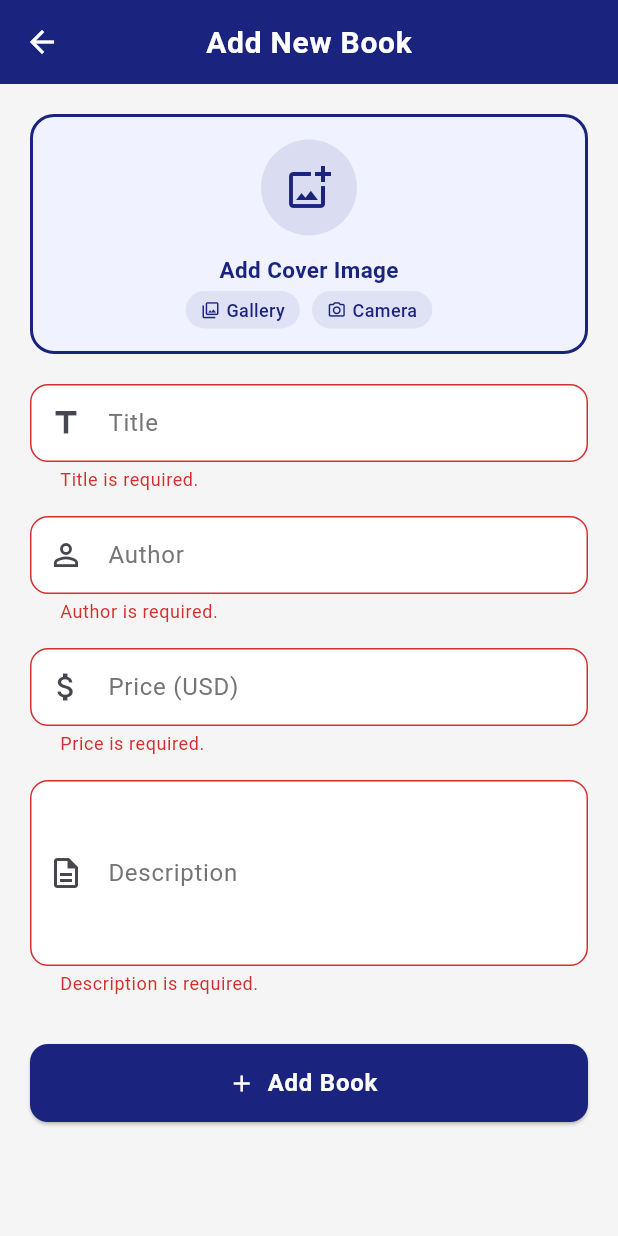
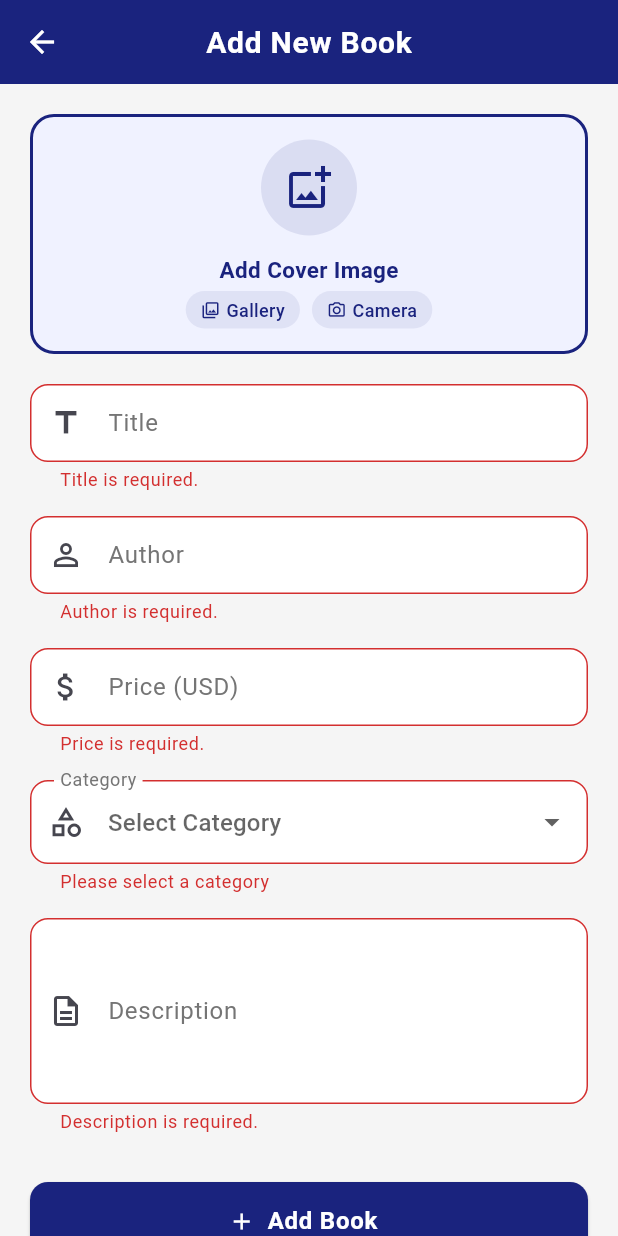
Before and after one commit to thaingocnguyennn/prm393_group3_project, a Flutter app: the AddEditBookScreen screen opened directly, after a tap on "Add Book", on a phone screen of 412 x 824 dp. Run offline on Flutter 3.47's test engine with Material 3 defaults, Android fonts, the phone set to English and light mode, and no system bars; our stand-ins replace cached_network_image, image_picker, shared_preferences, sqflite; accounts and stored records are empty.

Commit message:
feature/book-category

```diff
--- a/lib/main.dart
+++ b/lib/main.dart
@@ -7,9 +7,12 @@ import 'screens/login_screen.dart';
 import 'screens/home_screen.dart';
 import 'utils/app_theme.dart';
 import 'providers/category_provider.dart';
+import 'services/database_helper.dart';
 
 void main() async {
   WidgetsFlutterBinding.ensureInitialized();
+  // 🔥 RESET DATABASE (chỉ dùng khi test)
+  await DatabaseHelper().deleteDatabaseFile();
   runApp(const BookStoreApp());
 }
 
--- a/lib/models/book.dart
+++ b/lib/models/book.dart
@@ -5,6 +5,7 @@ class Book {
   final double price;
   final String image;
   final String description;
+  final int? categoryId;
 
   Book({
     this.id,
@@ -13,6 +14,7 @@ class Book {
     required this.price,
     required this.image,
     required this.description,
+    this.categoryId,
   });
 
   Map<String, dynamic> toMap() {
@@ -23,6 +25,7 @@ class Book {
       'price': price,
       'image': image,
       'description': description,
+      'categoryId': categoryId,
     };
   }
 
@@ -33,6 +36,7 @@ class Book {
       author: map['author'] as String,
       price: (map['price'] as num).toDouble(),
       image: map['image'] as String,
+      categoryId: map['categoryId'] as int?,
       description: map['description'] as String,
     );
   }
@@ -44,6 +48,7 @@ class Book {
     double? price,
     String? image,
     String? description,
+    int? categoryId,
   }) {
     return Book(
       id: id ?? this.id,
@@ -52,6 +57,7 @@ class Book {
       price: price ?? this.price,
       image: image ?? this.image,
       description: description ?? this.description,
+      categoryId: categoryId ?? this.categoryId,
     );
   }
 
--- a/lib/screens/add_edit_book_screen.dart
+++ b/lib/screens/add_edit_book_screen.dart
@@ -3,7 +3,9 @@ import 'package:flutter/material.dart';
 import 'package:image_picker/image_picker.dart';
 import 'package:provider/provider.dart';
 import '../models/book.dart';
+import '../models/category_model.dart';
 import '../providers/book_provider.dart';
+import '../services/database_helper.dart';
 import '../utils/app_theme.dart';
 import '../utils/validators.dart';
 import '../widgets/common_widgets.dart';
@@ -33,6 +35,11 @@ class _AddEditBookScreenState extends State<AddEditBookScreen> {
   /// Holds either a local absolute file path or a remote URL.
   String _imagePath = '';
 
+  /// Category management
+  List<CategoryModel> _categories = [];
+  int? _selectedCategoryId;
+  bool _categoriesLoading = true;
+
   final ImagePicker _picker = ImagePicker();
 
   // ─── LIFECYCLE ─────────────────────────────────────────────────────────────
@@ -48,6 +55,31 @@ class _AddEditBookScreenState extends State<AddEditBookScreen> {
     _descriptionController =
         TextEditingController(text: book?.description ?? '');
     _imagePath = book?.image ?? '';
+    _selectedCategoryId = book?.categoryId;
+
+    _loadCategories();
+  }
+
+  Future<void> _loadCategories() async {
+    try {
+      final categories = await DatabaseHelper().getAllCategories();
+      if (mounted) {
+        setState(() {
+          _categories = categories;
+          _categoriesLoading = false;
+        });
+      }
+    } catch (e) {
+      if (mounted) {
+        setState(() => _categoriesLoading = false);
+        ScaffoldMessenger.of(context).showSnackBar(
+          SnackBar(
+            content: Text('Failed to load categories: $e'),
+            backgroundColor: AppTheme.error,
+          ),
+        );
+      }
+    }
   }
 
   @override
@@ -185,6 +217,16 @@ class _AddEditBookScreenState extends State<AddEditBookScreen> {
       return;
     }
 
+    if (_selectedCategoryId == null) {
+      ScaffoldMessenger.of(context).showSnackBar(
+        const SnackBar(
+          content: Text('Please select a category.'),
+          backgroundColor: AppTheme.error,
+        ),
+      );
+      return;
+    }
+
     final bookProvider = context.read<BookProvider>();
 
     final book = Book(
@@ -194,6 +236,7 @@ class _AddEditBookScreenState extends State<AddEditBookScreen> {
       price: double.parse(_priceController.text.trim()),
       image: _imagePath,
       description: _descriptionController.text.trim(),
+      categoryId: _selectedCategoryId,
     );
 
     final bool success = widget.isEditing
@@ -276,6 +319,90 @@ class _AddEditBookScreenState extends State<AddEditBookScreen> {
                           decimal: true),
                       validator: Validators.price,
                     ),
+                    const SizedBox(height: 16),
+                    // Category Dropdown
+                    if (_categoriesLoading)
+                      const Padding(
+                        padding: EdgeInsets.symmetric(vertical: 16),
+                        child: CircularProgressIndicator(),
+                      )
+                    else if (_categories.isEmpty)
+                      Container(
+                        padding: const EdgeInsets.all(16),
+                        decoration: BoxDecoration(
+                          color: AppTheme.error.withOpacity(0.1),
+                          borderRadius: BorderRadius.circular(12),
+                          border: Border.all(color: AppTheme.error),
+                        ),
+                        child: Column(
+                          children: [
+                            Icon(Icons.warning_outlined,
+                                color: AppTheme.error, size: 32),
+                            const SizedBox(height: 8),
+                            const Text(
+                              'No categories available',
+                              style: TextStyle(
+                                fontWeight: FontWeight.bold,
+                                color: AppTheme.error,
+                              ),
+                            ),
+                            const SizedBox(height: 4),
+                            const Text(
+                              'Please create a category first',
+                              style: TextStyle(
+                                fontSize: 12,
+                                color: AppTheme.textGrey,
+                              ),
+                            ),
+                          ],
+                        ),
+                      )
+                    else
+                      DropdownButtonFormField<int?>(
+                        value: _selectedCategoryId,
+                        hint: const Text('Select Category'),
+                        isExpanded: true,
+                        items: _categories.map((category) {
+                          return DropdownMenuItem<int?>(
+                            value: category.id,
+                            child: Text(category.name),
+                          );
+                        }).toList(),
+                        onChanged: (value) {
+                          setState(() => _selectedCategoryId = value);
+                        },
+                        decoration: InputDecoration(
+                          labelText: 'Category',
+                          hintText: 'Select a category',
+                          prefixIcon: const Icon(Icons.category_outlined),
+                          border: OutlineInputBorder(
+                            borderRadius: BorderRadius.circular(12),
+                          ),
+                          enabledBorder: OutlineInputBorder(
+                            borderRadius: BorderRadius.circular(12),
+                            borderSide: const BorderSide(
+                              color: AppTheme.divider,
+                            ),
+                          ),
+                          focusedBorder: OutlineInputBorder(
+                            borderRadius: BorderRadius.circular(12),
+                            borderSide: const BorderSide(
+                              color: AppTheme.primary,
+                              width: 2,
+                            ),
+                          ),
+                          contentPadding: const EdgeInsets.symmetric(
+                            horizontal: 16,
+                            vertical: 16,
+                          ),
+                        ),
+                        validator: (value) {
+                          if (value == null) {
+                            return 'Please select a category';
+                          }
+                          return null;
+                        },
+                      ),
                     const SizedBox(height: 16),
                     AppTextField(
                       controller: _descriptionController,
--- a/lib/services/database_helper.dart
+++ b/lib/services/database_helper.dart
@@ -24,8 +24,9 @@ class DatabaseHelper {
 
     return await openDatabase(
       path,
-      version: 2,
+      version: 3,
       onCreate: _onCreate,
+      onUpgrade: _onUpgrade,
     );
   }
 
@@ -45,7 +46,9 @@ class DatabaseHelper {
         author TEXT NOT NULL,
         price REAL NOT NULL,
         image TEXT NOT NULL,
-        description TEXT NOT NULL
+        description TEXT NOT NULL,
+        categoryId INTEGER,
+        FOREIGN KEY (categoryId) REFERENCES categories(id)
       )
     ''');
 
@@ -81,9 +84,29 @@ class DatabaseHelper {
         )
       ''');
     }
+    if (oldVersion < 3) {
+      // Add categoryId column to existing books table
+      await db.execute('''
+        ALTER TABLE books ADD COLUMN categoryId INTEGER
+      ''');
+    }
   }
 
   Future<void> _insertSampleBooks(Database db) async {
+    // Insert sample categories first
+    final categories = [
+      {'name': 'Software Development', 'description': 'Books about software development and programming'},
+      {'name': 'Algorithms & Data Structures', 'description': 'Books about algorithms and data structures'},
+      {'name': 'Mobile Development', 'description': 'Books about mobile app development'},
+      {'name': 'Web Development', 'description': 'Books about web development'},
+    ];
+
+    final categoryIds = <int>[];
+    for (final cat in categories) {
+      final id = await db.insert('categories', cat);
+      categoryIds.add(id);
+    }
+
     final sampleBooks = [
       {
         'title': 'Clean Code',
@@ -93,6 +116,7 @@ class DatabaseHelper {
             'https://m.media-amazon.com/images/I/41xShlnTZTL._SX376_BO1,204,203,200_.jpg',
         'description':
             'A handbook of agile software craftsmanship. Even bad code can function. But if code isn\'t clean, it can bring a development organization to its knees.',
+        'categoryId': categoryIds[0],
       },
       {
         'title': 'The Pragmatic Programmer',
@@ -102,6 +126,7 @@ class DatabaseHelper {
             'https://m.media-amazon.com/images/I/51cUVaBWZzL._SX380_BO1,204,203,200_.jpg',
         'description':
             'Your journey to mastery. Examines the core process of software development - finding the right problem to solve, designing a solution, and implementing it.',
+        'categoryId': categoryIds[0],
       },
       {
         'title': 'Design Patterns',
@@ -111,6 +136,7 @@ class DatabaseHelper {
             'https://m.media-amazon.com/images/I/51szD9HC9pL._SX395_BO1,204,203,200_.jpg',
         'description':
             'Elements of Reusable Object-Oriented Software. Capturing a wealth of experience about the design of object-oriented software formatted in a structured and easy-to-read format.',
+        'categoryId': categoryIds[0],
       },
       {
         'title': 'Introduction to Algorithms',
@@ -120,6 +146,7 @@ class DatabaseHelper {
             'https://m.media-amazon.com/images/I/61Pgdn8Ys-L._AC_UL320_.jpg',
         'description':
             'A comprehensive introduction to the modern study of computer algorithms. It presents many algorithms and covers them in considerable depth, yet makes their design and analysis accessible to all levels of readers.',
+        'categoryId': categoryIds[1],
       },
       {
         'title': 'Flutter in Action',
@@ -129,6 +156,7 @@ class DatabaseHelper {
             'https://m.media-amazon.com/images/I/51Dc13JJVWL._SX397_BO1,204,203,200_.jpg',
         'description':
             'A hands-on guide to developing iOS and Android apps with Flutter. Teaches you to build production-quality apps that look great, perform quickly, and feel natural on any platform.',
+        'categoryId': categoryIds[2],
       },
       {
         'title': 'You Don\'t Know JS',
@@ -138,6 +166,7 @@ class DatabaseHelper {
             'https://m.media-amazon.com/images/I/51oSmDaAdFL._SX376_BO1,204,203,200_.jpg',
         'description':
             'A series that dives deep into the core mechanisms of the JavaScript language. Series covers scope & closures, this & object prototypes, types & grammar, async & performance, and ES6 & beyond.',
+        'categoryId': categoryIds[3],
       },
     ];
 
@@ -218,6 +247,39 @@ class DatabaseHelper {
     final db = await database;
     await db.delete('cart', where: 'bookId = ?', whereArgs: [id]);
     return await db.delete('books', where: 'id = ?', whereArgs: [id]);
+  }
+
+  // Get books by category ID
+  Future<List<Book>> getBooksByCategory(int categoryId) async {
+    final db = await database;
+    final maps = await db.query(
+      'books',
+      where: 'categoryId = ?',
+      whereArgs: [categoryId],
+      orderBy: 'id DESC',
+    );
+    return maps.map((m) => Book.fromMap(m)).toList();
+  }
+
+  // Get books with category name using JOIN
+  Future<List<Map<String, dynamic>>> getBooksWithCategory() async {
+    final db = await database;
+    final maps = await db.rawQuery('''
+      SELECT
+        b.id,
+        b.title,
+        b.author,
+        b.price,
+        b.image,
+        b.description,
+        b.categoryId,
+        c.name as categoryName,
+        c.description as categoryDescription
+      FROM books b
+      LEFT JOIN categories c ON b.categoryId = c.id
+      ORDER BY b.id DESC
+    ''');
+    return maps;
   }
 
   // ─── CART OPERATIONS ──────────────────────────────────────────────────────
@@ -350,4 +412,12 @@ class DatabaseHelper {
       whereArgs: [id],
     );
   }
+
+  Future<void> deleteDatabaseFile() async {
+    final dbPath = await getDatabasesPath();
+    final path = join(dbPath, 'bookstore.db');
+
+    await deleteDatabase(path);
+    _database = null; // reset instance
+  }
 }
```
Also changed, not shown: pubspec.lock.
